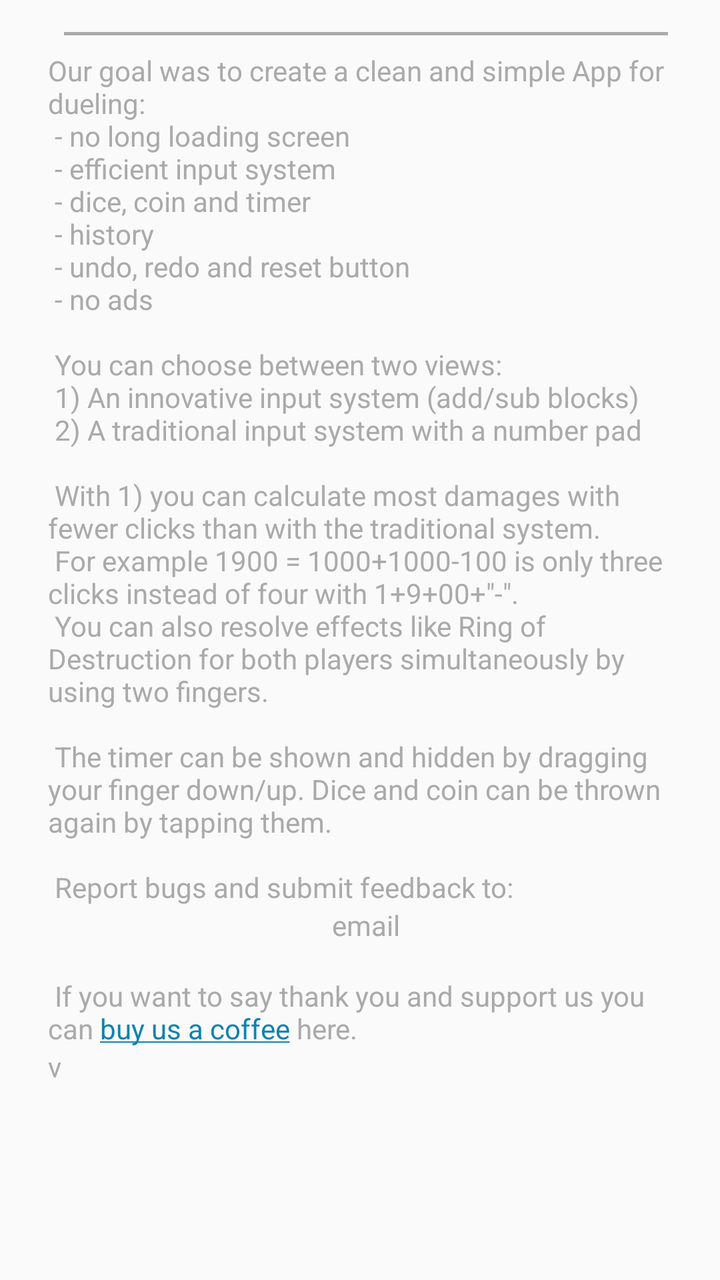
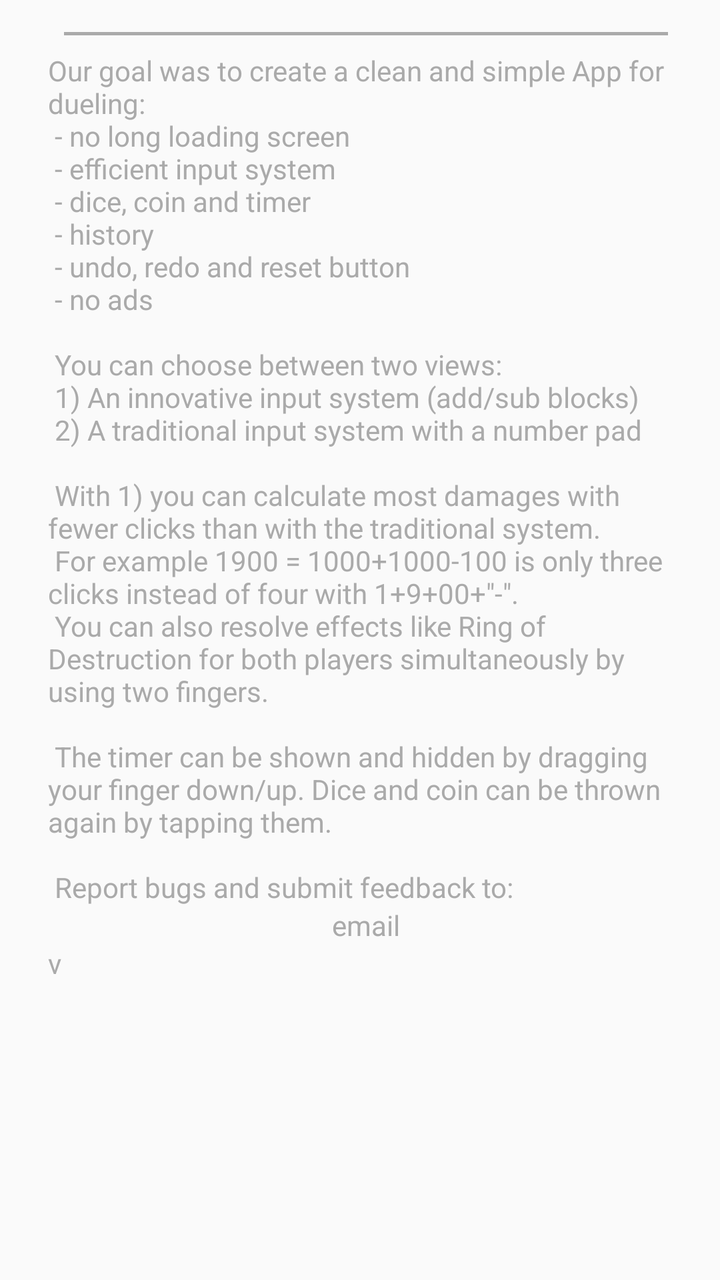

An Android layout rendered at two revisions. The XML below is the earlier revision; the diff shows what the commit changed to produce the second picture.
<!-- AndroidManifest.xml: application theme AppTheme -->
<!-- res/layout/about_us.xml -->
<?xml version="1.0" encoding="utf-8"?>
<androidx.constraintlayout.widget.ConstraintLayout xmlns:android="http://schemas.android.com/apk/res/android"
    xmlns:app="http://schemas.android.com/apk/res-auto"
    xmlns:tools="http://schemas.android.com/tools"
    android:layout_width="match_parent"
    android:layout_height="match_parent"
    android:paddingStart="8dp"
    android:paddingTop="2dp"
    android:paddingEnd="2dp"
    android:paddingBottom="5dp">

    <ScrollView
        android:layout_width="match_parent"
        android:layout_height="match_parent"
        android:layout_marginStart="16dp"
        android:layout_marginTop="8dp"
        android:layout_marginEnd="16dp"
        app:layout_constraintBottom_toBottomOf="parent"
        app:layout_constraintEnd_toEndOf="parent"
        app:layout_constraintStart_toStartOf="parent"
        app:layout_constraintTop_toTopOf="parent">

        <LinearLayout
            android:layout_width="match_parent"
            android:layout_height="wrap_content"
            android:orientation="vertical">


            <View
                android:id="@+id/divider2"
                android:layout_width="match_parent"
                android:layout_height="1.5dp"
                android:layout_marginStart="8dp"
                android:layout_marginTop="6dp"
                android:layout_marginEnd="8dp"
                android:layout_marginBottom="8dp"
                android:background="#AAAAAA"
                android:backgroundTint="#AAAAAA"
                app:layout_constraintEnd_toEndOf="parent"
                app:layout_constraintStart_toStartOf="parent"
                app:layout_constraintTop_toTopOf="parent" />

            <TextView
                android:id="@+id/about_us_text"
                android:layout_width="wrap_content"
                android:layout_height="wrap_content"
                android:text="@string/our_goal"
                android:textColor="@color/dialog_text" />

            <TextView
                android:id="@+id/about_us_email"
                android:layout_width="match_parent"
                android:layout_height="wrap_content"
                android:text="email"
                android:textAlignment="center"
                android:textColor="@color/dialog_text"
                android:textColorLink="@color/link" />

            <TextView
                android:id="@+id/about_us_coffee_text"
                android:layout_width="wrap_content"
                android:layout_height="wrap_content"
                android:text="@string/buy_coffee"
                android:textColor="@color/dialog_text"
                android:textColorLink="@color/link" />

            <TextView
                android:id="@+id/aboutVersion"
                android:layout_width="match_parent"
                android:layout_height="wrap_content"
                android:text="v"
                android:textAlignment="textStart"
                android:textColor="@color/colorAccent" />

        </LinearLayout>
    </ScrollView>

</androidx.constraintlayout.widget.ConstraintLayout>
<!-- resources referenced by this layout -->
<resources>
  <color name="colorAccent">#AAAAAA</color>
  <color name="dialog_text">#AAAAAA</color>
  <color name="link">#0F82AF</color>
  <string name="buy_coffee">\n
          If you want to say thank you and support us you can
          <a href="https://www.buymeacoffee.com/yugicalc/">buy us a coffee</a> here.
      </string>
  <string name="our_goal">Our goal was to create a clean and simple App for dueling: \n
      - no long loading screen \n
      - efficient input system \n
      - dice, coin and timer \n
      - history \n
      - undo, redo and reset button \n
      - no ads \n
   \n
  You can choose between two views: \n
  1) An innovative input system (add/sub blocks) \n
  2) A traditional input system with a number pad \n
  
   \n
  With 1) you can calculate most damages with fewer clicks than with the traditional system. \n
  For example 1900 = 1000+1000-100 is only three clicks instead of four with 1+9+00+\"-\". \n
  You can also resolve effects like Ring of Destruction for both players simultaneously by using two fingers. \n
   \n
  The timer can be shown and hidden by dragging your finger down/up. Dice and coin can be thrown again by tapping them. \n
   \n
  Report bugs and submit feedback to:
      </string>
  <style name="AppTheme" parent="Theme.AppCompat.Light.NoActionBar">
          
          <item name="colorPrimary">@color/colorPrimary</item>
          <item name="colorPrimaryDark">@color/colorPrimaryDark</item>
          <item name="colorAccent">@color/colorAccent</item>
  
          <item name="actionOverflowButtonStyle">@style/DotsDarkTheme</item>
          <item name="android:itemBackground">@color/colorPrimary</item>
          <item name="android:itemTextAppearance">@style/ChangeTextColor</item>
      </style>
  <color name="colorPrimary">#282828</color>
  <color name="colorPrimaryDark">#181818</color>
  <style name="DotsDarkTheme" parent="@style/Widget.AppCompat.ActionButton.Overflow">
          <item name="android:tint">@color/toolbar_button</item>
      </style>
  <style name="ChangeTextColor" parent="@android:style/TextAppearance.Widget.IconMenu.Item">
          <item name="android:textColor">@color/colorAccent</item>
      </style>
  <color name="toolbar_button">#AAAAAA</color>
</resources>

<!-- the commit's change to res/layout/about_us.xml (unified diff, before → after) -->
@@ -57,14 +57,6 @@
                 android:textColorLink="@color/link" />
 
             <TextView
-                android:id="@+id/about_us_coffee_text"
-                android:layout_width="wrap_content"
-                android:layout_height="wrap_content"
-                android:text="@string/buy_coffee"
-                android:textColor="@color/dialog_text"
-                android:textColorLink="@color/link" />
-
-            <TextView
                 android:id="@+id/aboutVersion"
                 android:layout_width="match_parent"
                 android:layout_height="wrap_content"
<!-- resource entries referenced after the edit -->
@@ -3,10 +3,6 @@
   <color name="colorAccent">#AAAAAA</color>
   <color name="dialog_text">#AAAAAA</color>
   <color name="link">#0F82AF</color>
-  <string name="buy_coffee">\n
-          If you want to say thank you and support us you can
-          <a href="https://www.buymeacoffee.com/yugicalc/">buy us a coffee</a> here.
-      </string>
   <string name="our_goal">Our goal was to create a clean and simple App for dueling: \n
       - no long loading screen \n
       - efficient input system \n
